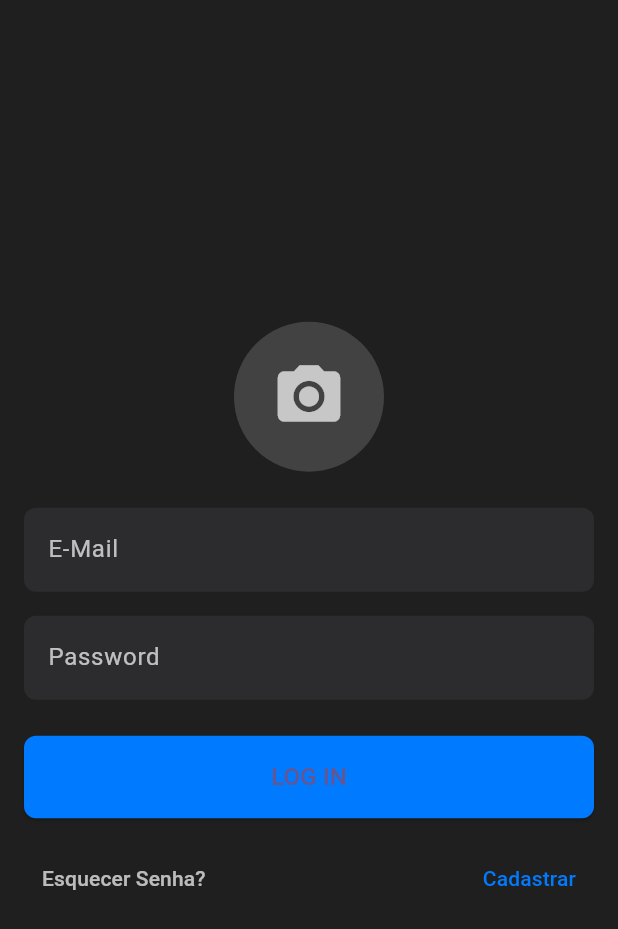
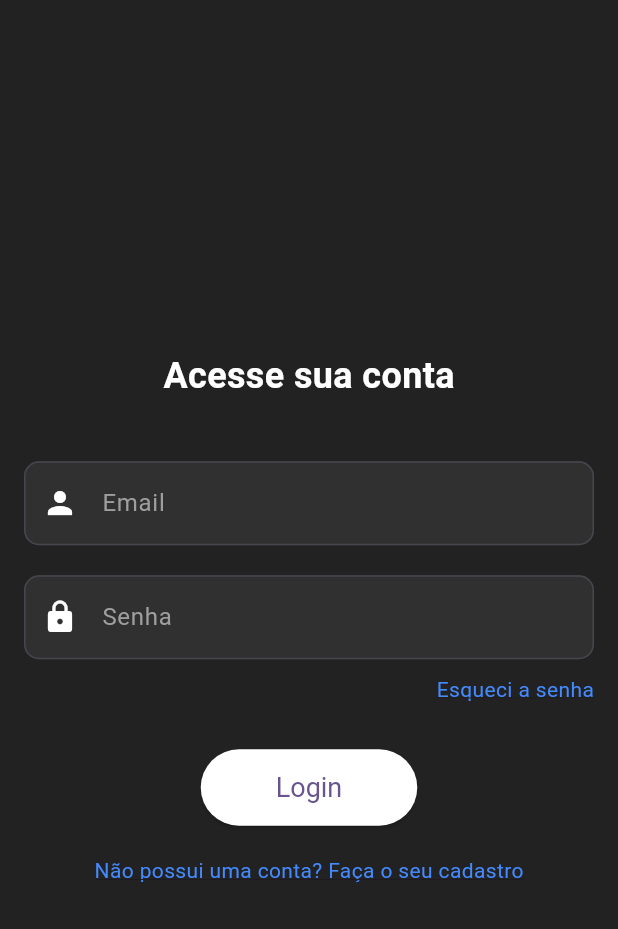
Before and after one commit to Arthur-mt63/ProjetoBarbearia, a Flutter app: the screen it shows after launch, on a phone screen of 412 x 824 dp. Shown: the top 929 px of the screen. Run offline on Flutter 3.47's test engine with Material 3 defaults, Android fonts, the phone set to English and light mode, and no system bars; our stand-ins replace image_picker, sqflite; accounts and stored records are empty.

Commit message:
atualizar as classes da pasta view

```diff
--- a/ProjetoBarbearia/lib/main.dart
+++ b/ProjetoBarbearia/lib/main.dart
@@ -4,7 +4,7 @@ import 'package:app/view/Agendamento_clin.dart';
 import 'package:app/view/Escolha.dart';
 
 import 'package:app/view/Ini_cliente.dart';
-import 'package:app/view/LoginView.dart';
+import 'package:app/view/LoginScreen.dart';
 import 'package:app/view/Perfil_clin.dart';
 import 'package:app/view/Produtoclin.dart';
 import 'package:app/view/editar_perfil_bar.dart';
@@ -44,7 +44,7 @@ class MyApp extends StatelessWidget {
         ),
         initialRoute: '/login', // Rota inicial do aplicativo
         routes: {
-          '/login': (context) => Loginview(), // Tela de Login
+          '/login': (context) => LoginScreen(), // Tela de Login
           '/Escolha': (context) => EscolhaTela(), // Tela de Escolha de Perfil
           '/home': (context) => IniCliente(), // Tela Inicial do Cliente
           '/products': (context) =>
--- a/ProjetoBarbearia/lib/view/Conta.dart
+++ b/ProjetoBarbearia/lib/view/Conta.dart
@@ -3,7 +3,7 @@ import 'package:app/control/userController.dart';
 import 'package:app/model/usuario.dart';
 import 'package:flutter/material.dart';
 import 'package:image_picker/image_picker.dart';
-import 'package:app/view/LoginView.dart';
+import 'package:app/view/LoginScreen.dart';
 
 class Conta extends StatelessWidget {
   @override
--- /dev/null
+++ b/ProjetoBarbearia/lib/view/LoginScreen.dart
@@ -0,0 +1,181 @@
+import 'package:app/view/Escolha.dart';
+import 'package:app/view/Ini_cliente.dart';
+import 'package:flutter/material.dart';
+import 'package:app/view/Escolha.dart';
+
+class MyApp extends StatelessWidget {
+  @override
+  Widget build(BuildContext context) {
+    return MaterialApp(
+      debugShowCheckedModeBanner: false,
+      home: LoginScreen(),
+    );
+  }
+}
+
+class LoginScreen extends StatelessWidget {
+  final TextEditingController emailController = TextEditingController();
+  final TextEditingController passwordController = TextEditingController();
+
+  @override
+  Widget build(BuildContext context) {
+    return Scaffold(
+      backgroundColor: Colors.black87,
+      body: Padding(
+        padding: const EdgeInsets.all(16.0),
+        child: Center(
+          child: Column(
+            mainAxisAlignment: MainAxisAlignment.center,
+            children: [
+              Text(
+                'Acesse sua conta',
+                style: TextStyle(
+                  color: Colors.white,
+                  fontSize: 24,
+                  fontWeight: FontWeight.bold,
+                ),
+              ),
+              SizedBox(height: 40),
+              // Campo de email
+              TextFormField(
+                controller: emailController,
+                style: TextStyle(color: Colors.white),
+                decoration: InputDecoration(
+                  hintText: 'Email',
+                  hintStyle: TextStyle(color: Colors.grey),
+                  filled: true,
+                  fillColor: Colors.grey[850],
+                  prefixIcon: Icon(Icons.person, color: Colors.white),
+                  border: OutlineInputBorder(
+                    borderRadius: BorderRadius.circular(10),
+                  ),
+                ),
+              ),
+              SizedBox(height: 20),
+              // Campo de senha
+              TextFormField(
+                controller: passwordController,
+                obscureText: true,
+                style: TextStyle(color: Colors.white),
+                decoration: InputDecoration(
+                  hintText: 'Senha',
+                  hintStyle: TextStyle(color: Colors.grey),
+                  filled: true,
+                  fillColor: Colors.grey[850],
+                  prefixIcon: Icon(Icons.lock, color: Colors.white),
+                  border: OutlineInputBorder(
+                    borderRadius: BorderRadius.circular(10),
+                  ),
+                ),
+              ),
+              SizedBox(height: 10),
+              // Campo Esqueci a Senha
+              Align(
+                alignment: Alignment.centerRight,
+                child: GestureDetector(
+                  onTap: () {
+                    // Navegar para a tela de recuperação de senha
+                    Navigator.push(
+                      context,
+                      MaterialPageRoute(
+                          builder: (context) => EsqueciSenhaScreen()),
+                    );
+                  },
+                  child: Text(
+                    'Esqueci a senha',
+                    style: TextStyle(
+                      color: Colors.blueAccent,
+                      fontSize: 14,
+                      decoration: TextDecoration.underline,
+                    ),
+                  ),
+                ),
+              ),
+              SizedBox(height: 30),
+              ElevatedButton(
+                onPressed: () {
+                  // Navegar para a HomePage após login
+                  Navigator.push(
+                    context,
+                    MaterialPageRoute(builder: (context) => IniCliente()),
+                  );
+                },
+                style: ElevatedButton.styleFrom(
+                  backgroundColor: Colors.white,
+                  disabledBackgroundColor: Colors.black,
+                  padding: EdgeInsets.symmetric(horizontal: 50, vertical: 15),
+                  textStyle: TextStyle(fontSize: 18),
+                ),
+                child: Text('Login'),
+              ),
+              SizedBox(height: 20),
+              GestureDetector(
+                onTap: () {
+                  Navigator.push(
+                    context,
+                    MaterialPageRoute(builder: (context) => EscolhaTela()),
+                  );
+                },
+                child: Text(
+                  'Não possui uma conta? Faça o seu cadastro',
+                  style: TextStyle(
+                    color: Colors.blueAccent,
+                    fontSize: 14,
+                    decoration: TextDecoration.underline,
+                  ),
+                ),
+              ),
+            ],
+          ),
+        ),
+      ),
+    );
+  }
+}
+
+// Tela de Recuperação de Senha
+class EsqueciSenhaScreen extends StatelessWidget {
+  final TextEditingController emailController = TextEditingController();
+
+  @override
+  Widget build(BuildContext context) {
+    return Scaffold(
+      appBar: AppBar(
+        title: Text('Recuperar Senha'),
+        backgroundColor: Colors.blue,
+      ),
+      body: Padding(
+        padding: const EdgeInsets.all(16.0),
+        child: Column(
+          mainAxisAlignment: MainAxisAlignment.center,
+          children: [
+            TextFormField(
+              controller: emailController,
+              decoration: InputDecoration(
+                labelText: 'Digite seu e-mail',
+                border: OutlineInputBorder(),
+              ),
+              keyboardType: TextInputType.emailAddress,
+            ),
+            SizedBox(height: 30),
+            ElevatedButton(
+              onPressed: () {
+                // Simulação de envio do link de recuperação
+                ScaffoldMessenger.of(context).showSnackBar(
+                  SnackBar(
+                    content: Text('Link de recuperação enviado para o email!'),
+                    backgroundColor: Colors.green,
+                  ),
+                );
+                Navigator.pop(context); // Volta para a tela de login
+              },
+              child: Text('Enviar link de recuperação'),
+            ),
+          ],
+        ),
+      ),
+    );
+  }
+}
+
+// Tela Principal (HomePage)
--- a/ProjetoBarbearia/lib/view/LoginView.dart
+++ /dev/null
@@ -1,126 +0,0 @@
-import 'package:flutter/material.dart';
-
-class Loginview extends StatefulWidget {
-  @override
-  _LoginState createState() => _LoginState();
-}
-
-class _LoginState extends State<Loginview> {
-  @override
-  Widget build(BuildContext context) {
-    return Scaffold(
-      backgroundColor: Color(0xFF1F1F1F), // Cor de fundo escura
-      body: Center(
-        child: Padding(
-          padding: const EdgeInsets.all(16.0),
-          child: Column(
-            mainAxisAlignment: MainAxisAlignment.center,
-            children: [
-              // Ícone para adicionar uma foto do usuário
-              GestureDetector(
-                onTap: () {
-                  // Ação ao clicar no ícone de foto (por exemplo, abrir galeria ou câmera)
-                  // Implemente a lógica para selecionar ou capturar uma foto aqui
-                },
-                child: CircleAvatar(
-                  radius: 50,
-                  backgroundColor: Colors.grey[800], // Cor de fundo do círculo
-                  child: Icon(
-                    Icons.camera_alt, // Ícone de câmera
-                    size: 50, // Tamanho do ícone
-                    color: Colors.white70, // Cor do ícone
-                  ),
-                ),
-              ),
-              SizedBox(height: 24), // Espaço entre o ícone e o campo de e-mail
-
-              // Campo de E-mail
-              TextField(
-                decoration: InputDecoration(
-                  filled: true,
-                  fillColor: Color(0xFF2C2C2E),
-                  labelText: 'E-Mail',
-                  labelStyle: TextStyle(color: Colors.white70),
-                  border: OutlineInputBorder(
-                    borderRadius: BorderRadius.circular(8.0),
-                    borderSide: BorderSide.none,
-                  ),
-                ),
-                style: TextStyle(color: Colors.white),
-                keyboardType: TextInputType.emailAddress,
-              ),
-              SizedBox(height: 16),
-
-              // Campo de Senha
-              TextField(
-                decoration: InputDecoration(
-                  filled: true,
-                  fillColor: Color(0xFF2C2C2E),
-                  labelText: 'Password',
-                  labelStyle: TextStyle(color: Colors.white70),
-                  border: OutlineInputBorder(
-                    borderRadius: BorderRadius.circular(8.0),
-                    borderSide: BorderSide.none,
-                  ),
-                ),
-                style: TextStyle(color: Colors.white),
-                obscureText: true,
-              ),
-              SizedBox(height: 24),
-
-              // Botão de Login
-              SizedBox(
-                width: double.infinity,
-                child: ElevatedButton(
-                  onPressed: () {
-                    // Navegar para a tela inicial do cliente (IniCliente)
-                    Navigator.pushReplacementNamed(context, '/Escolha');
-                  },
-                  style: ElevatedButton.styleFrom(
-                    backgroundColor: Color(0xFF007AFF), // Cor azul para o botão
-                    padding: EdgeInsets.symmetric(vertical: 16.0),
-                    shape: RoundedRectangleBorder(
-                      borderRadius: BorderRadius.circular(8.0),
-                    ),
-                  ),
-                  child: Text(
-                    'LOG IN',
-                    style: TextStyle(fontSize: 16),
-                  ),
-                ),
-              ),
-              SizedBox(height: 16),
-
-              // Links de "Esquecer Senha?" e "Cadastrar"
-              Row(
-                mainAxisAlignment: MainAxisAlignment.spaceBetween,
-                children: [
-                  TextButton(
-                    onPressed: () {
-                      Navigator.pushNamed(context,
-                          '/ResetPassword'); // Ação ao clicar em "Esquecer Senha?"
-                    },
-                    child: Text(
-                      'Esquecer Senha?',
-                      style: TextStyle(color: Colors.white70),
-                    ),
-                  ),
-                  TextButton(
-                    onPressed: () {
-                      // Navegar para a tela de cadastro
-                      Navigator.pushNamed(context, '/Escolha');
-                    },
-                    child: Text(
-                      'Cadastrar',
-                      style: TextStyle(color: Color(0xFF007AFF)),
-                    ),
-                  ),
-                ],
-              ),
-            ],
-          ),
-        ),
-      ),
-    );
-  }
-}
```
